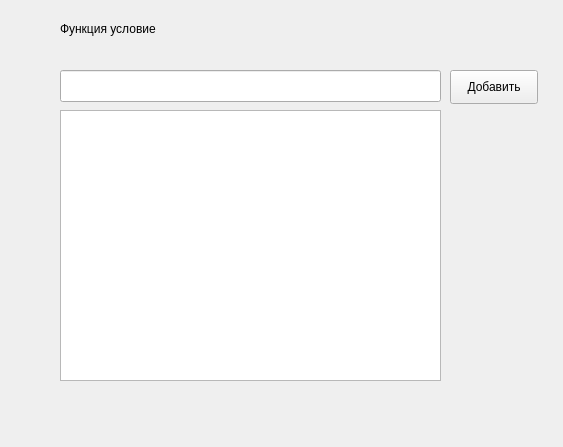
Old version of the form PyQTT/Complitter/guiComplitter.ui in the repository erfaenda/PiuPiu.
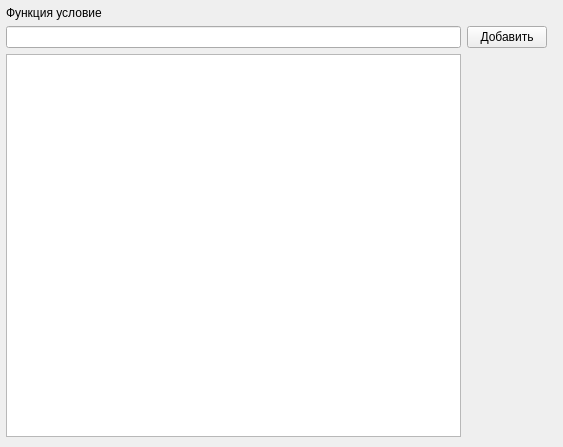
New version of the form.

Commit message: erfsdfdsfа

What changed in the file:
```diff
--- a/PyQTT/Complitter/guiComplitter.ui
+++ b/PyQTT/Complitter/guiComplitter.ui
@@ -13,51 +13,37 @@
   <property name="windowTitle">
    <string>Form</string>
   </property>
-  <widget class="QPushButton" name="pushButton">
+  <widget class="QWidget" name="">
    <property name="geometry">
     <rect>
-     <x>450</x>
-     <y>70</y>
-     <width>88</width>
-     <height>34</height>
+     <x>6</x>
+     <y>6</y>
+     <width>541</width>
+     <height>431</height>
     </rect>
    </property>
-   <property name="text">
-    <string>Добавить</string>
-   </property>
-  </widget>
-  <widget class="QLineEdit" name="lineEdit">
-   <property name="geometry">
-    <rect>
-     <x>60</x>
-     <y>70</y>
-     <width>381</width>
-     <height>32</height>
-    </rect>
-   </property>
-  </widget>
-  <widget class="QPlainTextEdit" name="plainTextEdit">
-   <property name="geometry">
-    <rect>
-     <x>60</x>
-     <y>110</y>
-     <width>381</width>
-     <height>271</height>
-    </rect>
-   </property>
-  </widget>
-  <widget class="QLabel" name="label">
-   <property name="geometry">
-    <rect>
-     <x>60</x>
-     <y>20</y>
-     <width>411</width>
-     <height>18</height>
-    </rect>
-   </property>
-   <property name="text">
-    <string>Функция условие</string>
-   </property>
+   <layout class="QGridLayout" name="gridLayout">
+    <item row="0" column="0">
+     <widget class="QLabel" name="label">
+      <property name="text">
+       <string>Функция условие</string>
+      </property>
+     </widget>
+    </item>
+    <item row="1" column="0">
+     <widget class="QLineEdit" name="lineEdit"/>
+    </item>
+    <item row="1" column="1">
+     <widget class="QPushButton" name="pushButton">
+      <property name="text">
+       <string>Добавить</string>
+      </property>
+     </widget>
+    </item>
+    <item row="2" column="0">
+     <widget class="QPlainTextEdit" name="plainTextEdit"/>
+    </item>
+   </layout>
   </widget>
  </widget>
  <resources/>
```
The commit also changes 2 other files.
